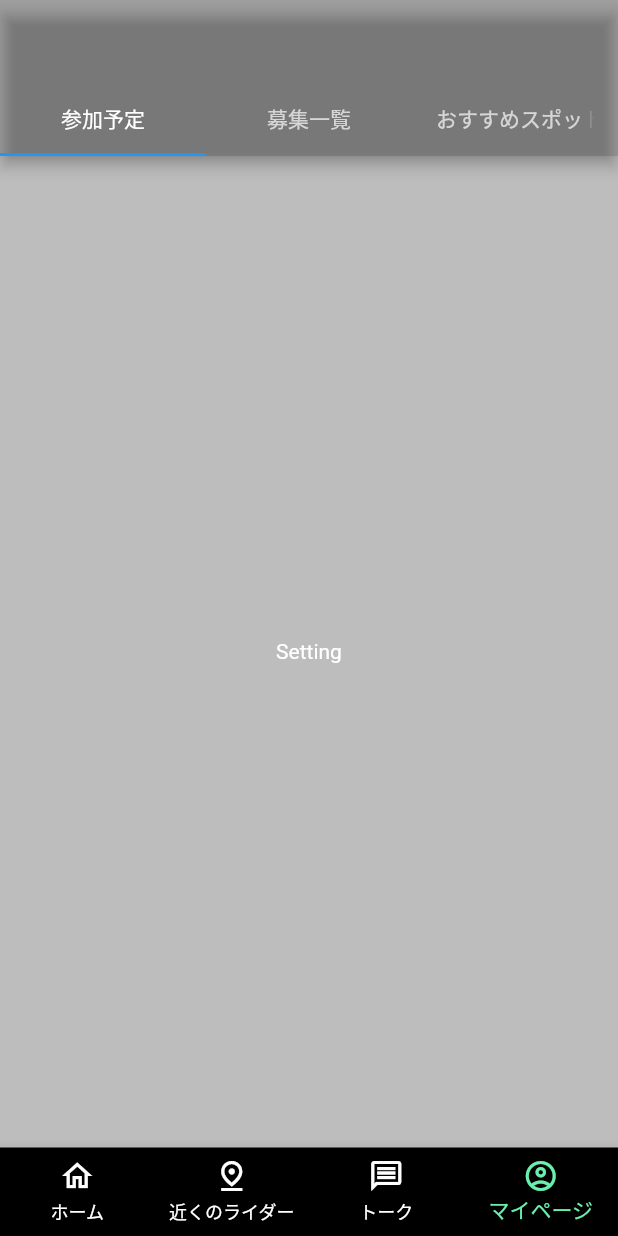
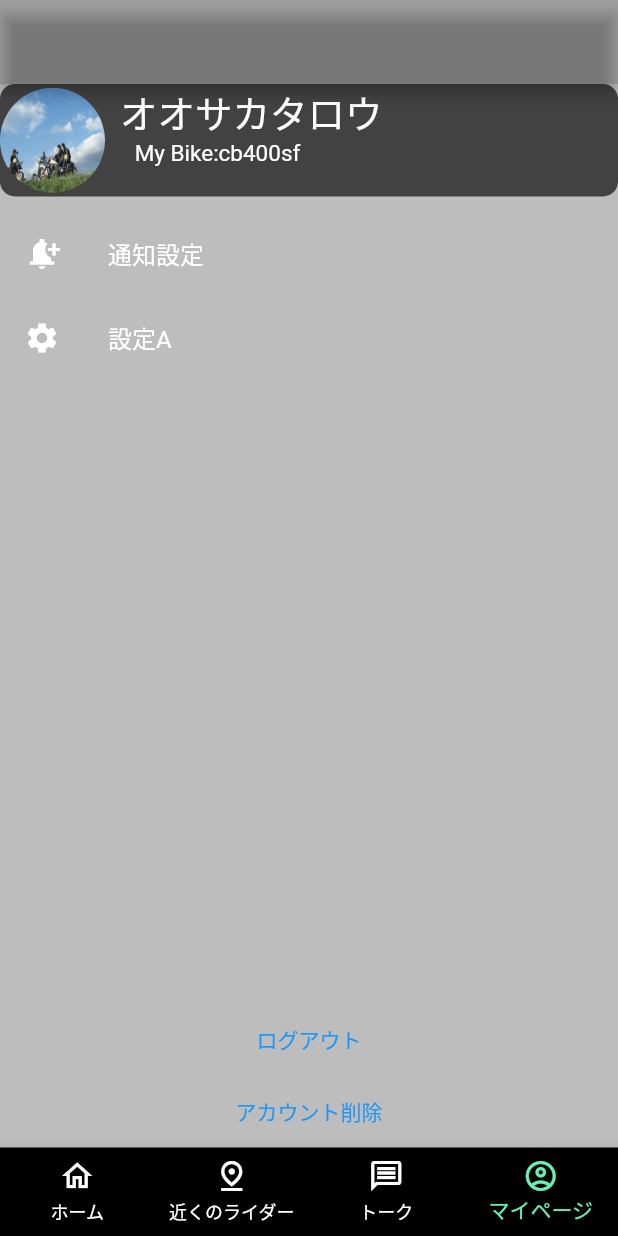
Before and after one commit to yuseihiratsuka/BikeApp, a Flutter app: the screen it shows after launch, item 4 of the bottom bar chosen, on a phone screen of 412 x 824 dp. Run offline on Flutter 3.47's test engine with Material 2 defaults, Android fonts, the phone set to English and light mode, and no system bars; our stand-ins replace google_maps_flutter.

```diff
--- a/lib/view/BasePage_view.dart
+++ b/lib/view/BasePage_view.dart
@@ -66,7 +66,18 @@ class _BasePageState extends State<BasePage> {
       length: 3,
       child: Scaffold(
         backgroundColor: Colors.black26,
-        appBar: AppBar(
+        floatingActionButton: _selectedIndex == 0
+            ? FloatingActionButton(
+                child: Icon(
+                  Icons.edit,
+                  color: Colors.white,
+                ),
+                backgroundColor: Colors.greenAccent[400],
+                onPressed: () {},
+              )
+            : null,
+        appBar: _selectedIndex == 0
+            ? AppBar(
                 backgroundColor: Colors.black12,
                 bottom: const TabBar(
                   tabs: <Widget>[
@@ -75,6 +86,9 @@ class _BasePageState extends State<BasePage> {
                     Tab(text: 'おすすめスポット'),
                   ],
                 ),
+              )
+            : AppBar(
+                backgroundColor: Colors.black12,
               ),
         body: _pages[_selectedIndex],
         bottomNavigationBar: BottomNavigationBar(
--- a/lib/view/setting_view.dart
+++ b/lib/view/setting_view.dart
@@ -1,4 +1,7 @@
 import 'package:flutter/material.dart';
+import 'package:testtestest/view/Home_view.dart';
+
+import 'Profile_view.dart';
 
 class SettingPage extends StatefulWidget {
   const SettingPage({Key? key}) : super(key: key);
@@ -10,7 +13,84 @@ class SettingPage extends StatefulWidget {
 class _SettingPageState extends State<SettingPage> {
   @override
   Widget build(BuildContext context) {
-    return Center(child: Text('Setting',style: TextStyle(color: Colors.white)));
-
+    return Column(
+      children: [
+        GestureDetector(
+          onTap: () {
+            Navigator.push(
+                context,
+                MaterialPageRoute(
+                  builder: (context) => ProfilePage(),
+                ));
+          },
+          child: Container(
+            decoration: BoxDecoration(
+                borderRadius: BorderRadius.circular(10),
+                color: Colors.grey[800]),
+            child: Row(
+              children: [
+                ClipOval(
+                  child: Image.asset(
+                    'images/img_1.png',
+                    width: 70,
+                    height: 70,
+                    fit: BoxFit.fill,
+                  ),
+                ),
+                Padding(
+                  padding: const EdgeInsets.only(left: 10.0, bottom: 20.0),
+                  child: Column(
+                    children: [
+                      Text(
+                        'オオサカタロウ',
+                        style: TextStyle(color: Colors.white, fontSize: 25),
+                      ),
+                      Padding(
+                        padding: const EdgeInsets.only(right: 45.0),
+                        child: Text(
+                          'My Bike:cb400sf',
+                          style: TextStyle(color: Colors.white, fontSize: 15),
+                        ),
+                      ),
+                    ],
+                  ),
+                )
+              ],
+            ),
+          ),
+        ),
+        Expanded(
+          child: Padding(
+            padding: const EdgeInsets.only(top: 10.0),
+            child: ListView(
+              children: const <Widget>[
+                ListTile(
+                  leading: Icon(
+                    Icons.notification_add_sharp,
+                    color: Colors.white,
+                  ),
+                  title: Text(
+                    "通知設定",
+                    style: TextStyle(color: Colors.white),
+                  ),
+                ),
+                ListTile(
+                  leading: Icon(
+                    Icons.settings,
+                    color: Colors.white,
+                  ),
+                  title: Text(
+                    "設定A",
+                    style: TextStyle(color: Colors.white),
+                  ),
+                )
+              ],
+            ),
+          ),
+        ),
+        TextButton(onPressed: () {}, child: Text('ログアウト')),
+        TextButton(onPressed: () {}, child: Text('アカウント削除'))
+      ],
+    );
   }
 }
--- a/pubspec.yaml
+++ b/pubspec.yaml
@@ -36,6 +36,7 @@ dependencies:
   # The following adds the Cupertino Icons font to your application.
   # Use with the CupertinoIcons class for iOS style icons.
   cupertino_icons: ^1.0.2
+  google_maps_flutter: ^2.2.1
 
 dev_dependencies:
   flutter_test:
```
Also changed, not shown: lib/view/Map_view.dart (+23 -1 lines), lib/view/Profile_view.dart (added, +53 -0 lines), pubspec.lock, 9 other files. Lines whose indentation alone changed are shown as unchanged.
